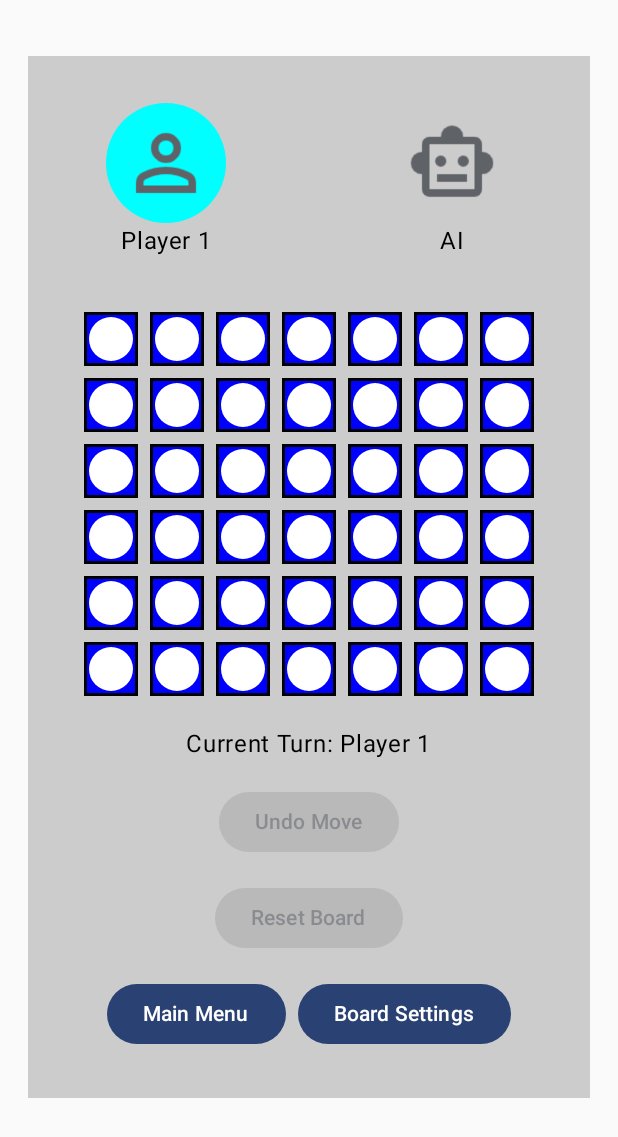
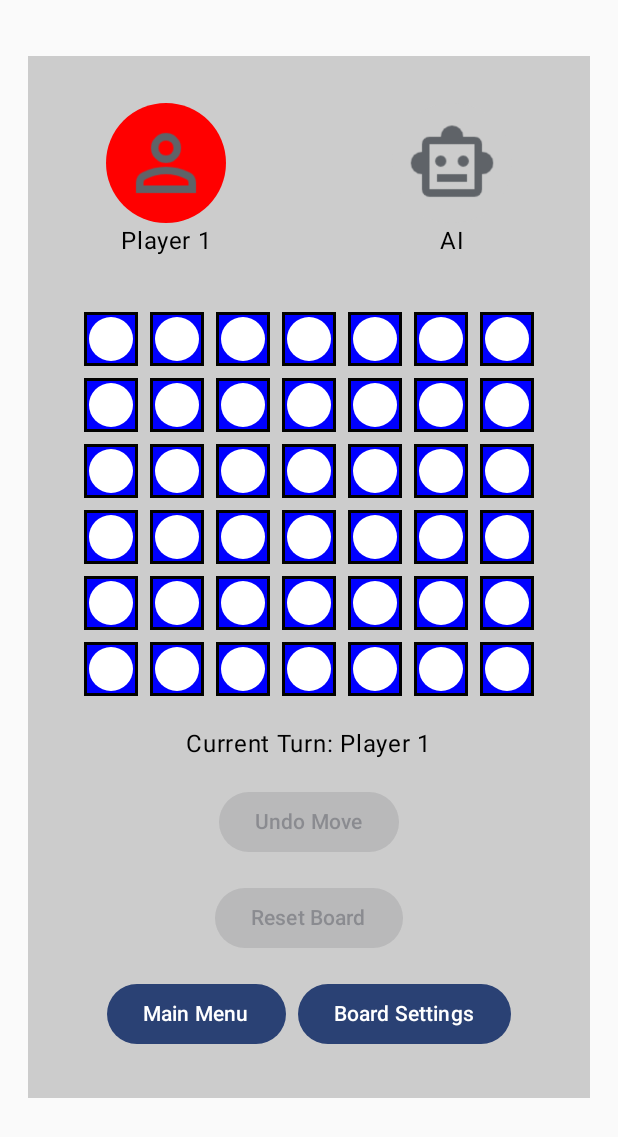
Before and after one commit to jaydenfenner/MAD_Assignment01_ConnectFour, an Android app built with Jetpack Compose: the GameScreen screen opened through its navigation route, on a phone screen of 412 x 824 dp. Shown: the top 1137 px of the screen. Run offline under Robolectric (Android 15) with nearby library versions, the phone set to English and light mode, and no system bars.

Commit message:
feat: add disc colour customization

```diff
--- a/app/src/main/java/com/example/mad_assignmen01_connectfour/EditProfileScreen_Components.kt
+++ b/app/src/main/java/com/example/mad_assignmen01_connectfour/EditProfileScreen_Components.kt
@@ -65,15 +65,17 @@ fun ProfileSelectorGridItem(
     selectedProfile: UserProfile? = null,
     unavailableProfile: UserProfile? = null,
     onClick: () -> Unit = {},
+    selectedColor: Color = Color.Cyan,
     isUnavailable: Boolean = (unavailableProfile == thisItemProfile),
     isSelected: Boolean = (selectedProfile == thisItemProfile),
 ) {
     GridIconButton(
         onClick = onClick,
-        enabledColor = if(isSelected) Color.Cyan else Color.LightGray, // note disabled is darker
+        color = if(isSelected) selectedColor
+                    else if(isUnavailable) Color.DarkGray
+                        else Color.LightGray,
         imageID = thisItemProfile.avatarID,
-        text = thisItemProfile.name,
-        enabled = !isUnavailable,
+        text = thisItemProfile.name
     )
 }
 
@@ -95,19 +97,17 @@ fun preview_disabled() {
 
 @Composable
 fun GridIconButton(
-    enabledColor: Color = Color.LightGray,
+    color: Color = Color.LightGray,
     imageID: Int,
     onClick: () -> Unit = {},
     text: String = "NO TEXT",
-    enabled: Boolean = true,
 ) {
     Column(Modifier.padding(5.dp), horizontalAlignment = Alignment.CenterHorizontally) {
         FilledIconButton(
-            enabled = enabled,
             onClick = { onClick() },
             modifier = Modifier.size(80.dp),
             colors = IconButtonDefaults.filledIconButtonColors(
-                containerColor = enabledColor, disabledContainerColor = Color.DarkGray)
+                containerColor = color, disabledContainerColor = Color.DarkGray)
         ) {
             Image(
                 painter = painterResource(id = imageID),
@@ -177,7 +177,7 @@ fun ProfileSelector(shVm: ConnectFourViewModel, localVm: EditProfilesViewModel,
                         onClick = { onProfileSelected(profile) })
                 }
                 item {
-                    GridIconButton(enabledColor = Color.Gray, imageID = R.drawable.add_symbol,
+                    GridIconButton(color = Color.Gray, imageID = R.drawable.add_symbol,
                         onClick = onAddButtonClicked)
                 }
             }
--- a/app/src/main/java/com/example/mad_assignmen01_connectfour/GameScreen.kt
+++ b/app/src/main/java/com/example/mad_assignmen01_connectfour/GameScreen.kt
@@ -68,8 +68,8 @@ fun GameScreen_Portrait(
         verticalArrangement = Arrangement.Top,
         horizontalAlignment = Alignment.CenterHorizontally
     ) {
-        ProfileDisplay(gameVm = gameVm)
-        Connect4Board(gameVm = gameVm, navController = navController)
+        ProfileDisplay(shVm = shVm, gameVm = gameVm)
+        Connect4Board(shVm, gameVm, navController = navController)
     }
 }
 
--- a/app/src/main/java/com/example/mad_assignmen01_connectfour/GameScreen_Components.kt
+++ b/app/src/main/java/com/example/mad_assignmen01_connectfour/GameScreen_Components.kt
@@ -88,12 +88,12 @@ fun Preview_Connect4Board() {
         p1_profile = shVm.player1Profile,
         p2_profile = shVm.computerProfile,
     )
-    Connect4Board(gameVm, navController = navController)
+    Connect4Board(shVm, gameVm, navController = navController)
 }
 
 @Composable
 fun Connect4Board(
-    gameVm: GameViewModel,
+    shVm: ConnectFourViewModel, gameVm: GameViewModel,
     navController: NavHostController
 ) {
     val currentPlayerProfile = when (gameVm.currentPlayer) {
@@ -110,6 +110,7 @@ fun Connect4Board(
             Row {
                 for (x in 0 until gameVm.width) {
                     Connect4Cell(
+                        shVm = shVm,
                         totalCols = gameVm.width,
                         totalRows = gameVm.height,
                         playerNumber = gameVm.board.boardState[y][x],
@@ -150,6 +151,7 @@ fun Connect4Board(
 
 @Composable
 fun Connect4Cell(totalRows: Int, totalCols: Int,
+                 shVm: ConnectFourViewModel,
         playerNumber: Int, onClick: () -> Unit) {
     val context = LocalContext.current
     val metrics = context.resources.displayMetrics
@@ -163,8 +165,8 @@ fun Connect4Cell(totalRows: Int, totalCols: Int,
     }
 
     val color = when (playerNumber) {
-        1 -> Color.Red
-        2 -> Color.Yellow
+        1 -> shVm.leftPlayerDiskColour
+        2 -> shVm.rightPlayerDiskColour
         else -> Color.White
     }
 
@@ -177,12 +179,12 @@ fun Connect4Cell(totalRows: Int, totalCols: Int,
             .clickable { onClick() },
         contentAlignment = Alignment.Center
     ) {
-        Circle(color = color, cellSize = cellSize)
+        GameDisk(color = color, cellSize = cellSize)
     }
 }
 
 @Composable
-fun Circle(color: Color, cellSize: Dp) {
+fun GameDisk(color: Color, cellSize: Dp) {
     Box(
         modifier = Modifier
             .size(cellSize * 0.66f)
@@ -202,11 +204,11 @@ fun Preview_ProfileDisplay() {
         p1_profile = shVm.player1Profile,
         p2_profile = shVm.computerProfile,
     )
-    ProfileDisplay(gameVm = gameVm)
+    ProfileDisplay(shVm = shVm, gameVm = gameVm)
 }
 
 @Composable
-fun ProfileDisplay(gameVm: GameViewModel) {
+fun ProfileDisplay(shVm: ConnectFourViewModel, gameVm: GameViewModel) {
     Row(
         modifier = Modifier
             .fillMaxWidth()
@@ -215,6 +217,7 @@ fun ProfileDisplay(gameVm: GameViewModel) {
         horizontalArrangement = Arrangement.Center
     ) {
         ProfileSelectorGridItem(
+            selectedColor = shVm.leftPlayerDiskColour,
             isSelected = (gameVm.currentPlayer == 1),
             thisItemProfile = gameVm.p1Profile,
             onClick = {}
@@ -223,6 +226,7 @@ fun ProfileDisplay(gameVm: GameViewModel) {
         Spacer(modifier = Modifier.width(100.dp))
 
         ProfileSelectorGridItem(
+            selectedColor = shVm.rightPlayerDiskColour,
             isSelected = (gameVm.currentPlayer == 2),
             thisItemProfile = gameVm.p2Profile,
             onClick = {}
--- a/app/src/main/java/com/example/mad_assignmen01_connectfour/GameViewModel.kt
+++ b/app/src/main/java/com/example/mad_assignmen01_connectfour/GameViewModel.kt
@@ -20,7 +20,7 @@ class GameViewModel() : ViewModel() {
     var isSinglePlayer = false
     var p1Profile = UserProfile(pName = "", pAvatarID = 0)
     var p2Profile = UserProfile(pName = "", pAvatarID = 0)
-    var hasBeenInitialised by mutableStateOf(false)
+    private var hasBeenInitialised by mutableStateOf(false)
 
     fun initialise(boardWidth: Int, boardHeight: Int,
                    is1P: Boolean, p1_profile: UserProfile, p2_profile: UserProfile,
--- a/app/src/main/java/com/example/mad_assignmen01_connectfour/MainMenuScreen.kt
+++ b/app/src/main/java/com/example/mad_assignmen01_connectfour/MainMenuScreen.kt
@@ -8,6 +8,7 @@ import androidx.compose.foundation.layout.padding
 import androidx.compose.material3.Button
 import androidx.compose.material3.Text
 import androidx.compose.runtime.Composable
+import androidx.compose.ui.Alignment
 import androidx.compose.ui.Modifier
 import androidx.compose.ui.platform.LocalConfiguration
 import androidx.compose.ui.tooling.preview.Preview
@@ -20,12 +21,13 @@ import com.example.mad_assignmen01_connectfour.ui.theme.MAD_Assignmen01_ConnectF
 @Composable
 fun MainMenuScreen(navController: NavHostController, shVm: ConnectFourViewModel) {
     val orientation = LocalConfiguration.current.orientation
-    when (orientation) {
-        Configuration.ORIENTATION_PORTRAIT ->
-            MainMenu_Portrait(navController = navController, shVm = shVm)
-        else ->
-//            MenuLandscape()
-            MainMenu_Portrait(navController = navController, shVm = shVm)
+    InsetContent {
+        when (orientation) {
+            Configuration.ORIENTATION_PORTRAIT ->
+                MainMenu_Portrait(navController = navController, shVm = shVm)
+            else ->
+                MainMenu_Portrait(navController = navController, shVm = shVm)
+        }
     }
 }
 
@@ -35,7 +37,8 @@ fun MainMenu_Portrait(navController: NavHostController, shVm: ConnectFourViewMod
         modifier = Modifier
             .fillMaxSize()
             .padding(16.dp),
-        verticalArrangement = Arrangement.Center
+        verticalArrangement = Arrangement.Center,
+        horizontalAlignment = Alignment.CenterHorizontally,
     ) {
         Text(text = "Main Menu")
         Button(
@@ -55,6 +58,12 @@ fun MainMenu_Portrait(navController: NavHostController, shVm: ConnectFourViewMod
             modifier = Modifier.padding(top = 16.dp)
         ) {
             Text(text = "Edit Profiles")
+        }
+        Button(
+            onClick = { navController.navigate(Routes.CHANGE_DISK_COLORS) },
+            modifier = Modifier.padding(top = 16.dp)
+        ) {
+            Text(text = "Change Player Disk Colours")
         }
     }
 }
--- a/app/src/main/java/com/example/mad_assignmen01_connectfour/Navigation.kt
+++ b/app/src/main/java/com/example/mad_assignmen01_connectfour/Navigation.kt
@@ -9,6 +9,7 @@ import androidx.navigation.compose.rememberNavController
 data object Routes{
     const val MAIN_MENU = "mainMenu"
     const val EDIT_PROFILES = "editProfiles"
+    const val CHANGE_DISK_COLORS = "changeDiskColors"
     const val START_GAME_MENU_1P = "gameStart/1Player"
     const val START_GAME_MENU_2P = "gameStart/2Player"
     const val GAME_1P_STANDARD_7_6 = "connect4/1player/standard"
@@ -27,6 +28,7 @@ fun AppNavigation() {
     NavHost(navController = navController, startDestination = Routes.MAIN_MENU) {
         composable(Routes.MAIN_MENU) {MainMenuScreen(navController, sharedViewModel) }
         composable(Routes.EDIT_PROFILES) { EditProfilesScreen(sharedViewModel) }
+        composable(Routes.CHANGE_DISK_COLORS) { ChangeDisksScreen(sharedViewModel) }
         composable(Routes.START_GAME_MENU_1P) { Start1PGameScreen(navController, sharedViewModel) }
         composable(Routes.START_GAME_MENU_2P) { Start2PGameScreen(navController, sharedViewModel) }
 
--- a/app/src/main/java/com/example/mad_assignmen01_connectfour/Start2PGameScreen.kt
+++ b/app/src/main/java/com/example/mad_assignmen01_connectfour/Start2PGameScreen.kt
@@ -45,12 +45,14 @@ fun Start2PGame_Portrait(navController: NavHostController, shVm: ConnectFourView
             unavailableProfile = shVm.twoPlayerProfileSelectionP2,
             onProfileSelected = { shVm.twoPlayerProfileSelectionP1 = it },
             prompt = "Select Player 1 Profile",
+            selectedColor = shVm.leftPlayerDiskColour,
         )
         GamePlayerSelector(shVm = shVm, selectedProfile = shVm.twoPlayerProfileSelectionP2,
             defaultProfile = shVm.player2Profile,
             unavailableProfile = shVm.twoPlayerProfileSelectionP1,
             onProfileSelected = { shVm.twoPlayerProfileSelectionP2 = it },
             prompt = "Select Player 2 Profile",
+            selectedColor = shVm.rightPlayerDiskColour
         )
         StartGameScreenButtons(
             onStartStandard = { navController.navigate(Routes.GAME_2P_STANDARD_7_6) },
```
Also changed, not shown: app/src/main/java/com/example/mad_assignmen01_connectfour/ChangeDisksScreen.kt (added, +213 -0 lines), app/src/main/java/com/example/mad_assignmen01_connectfour/ConnectFourViewModel.kt (+15 -12 lines), app/src/main/java/com/example/mad_assignmen01_connectfour/Start1PGameScreen.kt (+4 -6 lines), app/src/main/java/com/example/mad_assignmen01_connectfour/StartGameScreen_Components.kt (+17 -2 lines).
